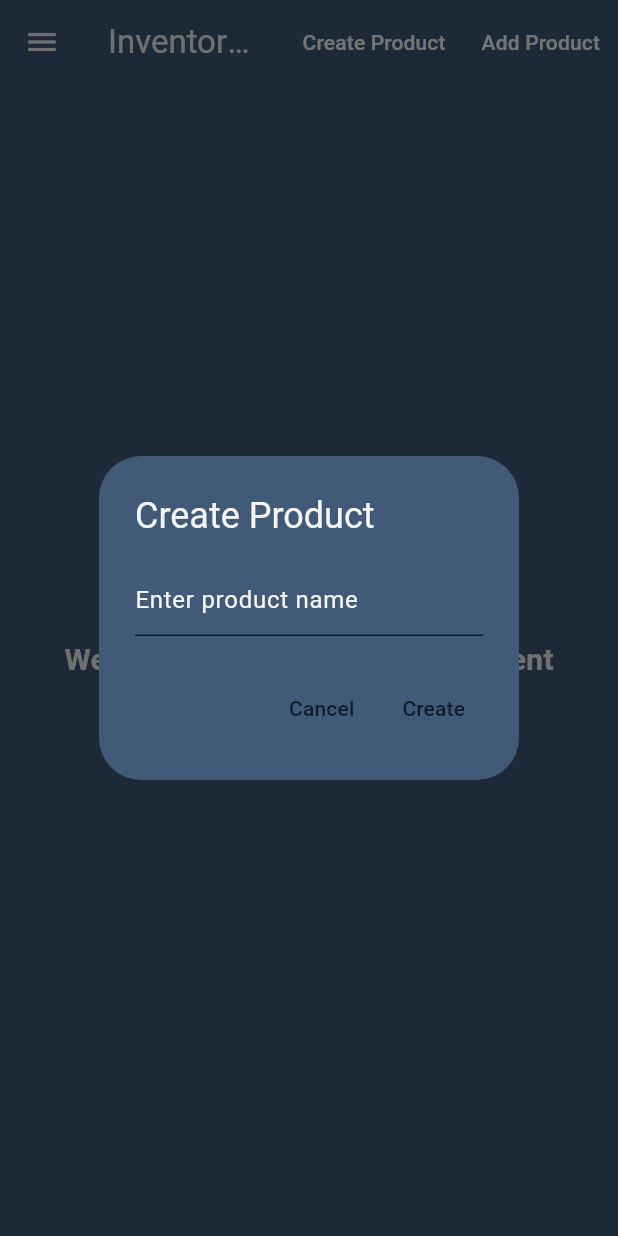
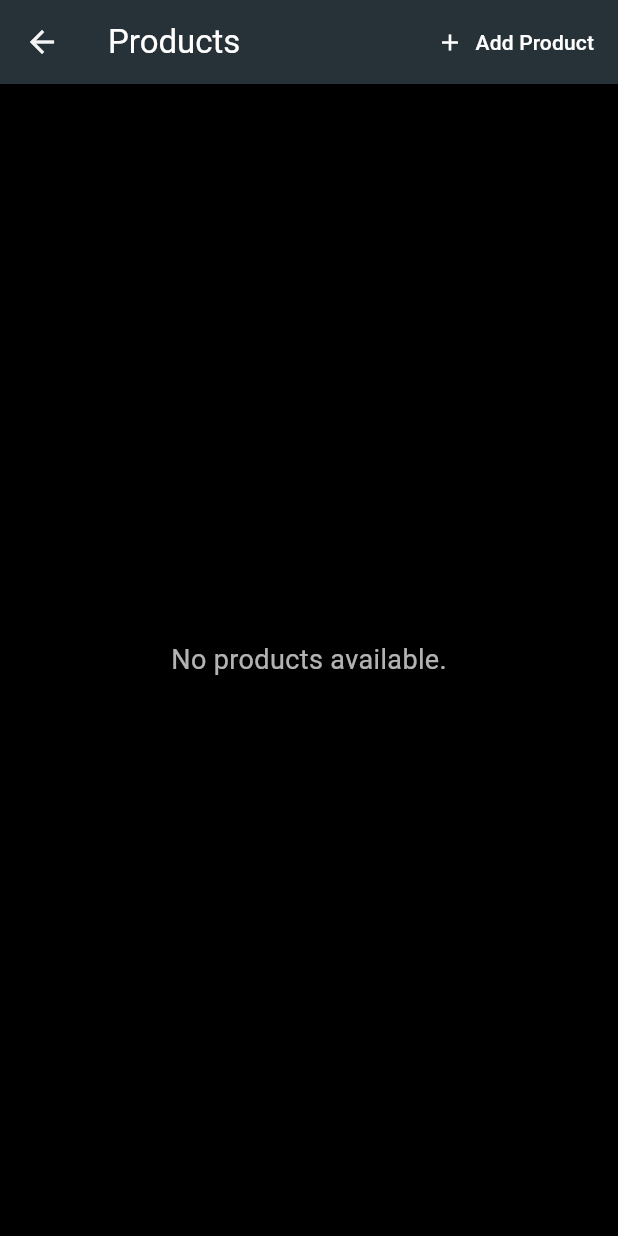
Before and after one commit to ParthTagalpallewar/Inventory_Management_Application, a Flutter app: the screen it shows after launch, after a tap on "Create Product", on a phone screen of 412 x 824 dp. Run offline on Flutter 3.47's test engine with Material 3 defaults, Android fonts, the phone set to English and light mode, and no system bars; our stand-ins replace get, sqflite_common_ffi; accounts and stored records are empty.

Commit message:
Create Products Screen Completed

```diff
--- a/lib/main.dart
+++ b/lib/main.dart
@@ -2,8 +2,11 @@ import 'package:flutter/material.dart';
 import 'package:get/get_navigation/get_navigation.dart';
 import 'package:inventory_management_software/res/colors.dart';
 import 'package:inventory_management_software/screens/inventory_management/inventory_screen.dart';
+import 'package:inventory_management_software/services/db/database_helper.dart';
 
-void main() {
+void main() async{
+  WidgetsFlutterBinding.ensureInitialized();
+  await DatabaseHelper.instance.database;
   runApp(const HomeScreen());
 }
 
@@ -13,6 +16,7 @@ class HomeScreen extends StatelessWidget {
   @override
   Widget build(BuildContext context) {
     return GetMaterialApp(
+      debugShowCheckedModeBanner: false,
       theme: appTheme,
       home:  InventoryScreen(),
     );
--- a/lib/screens/inventory_management/inventory_screen.dart
+++ b/lib/screens/inventory_management/inventory_screen.dart
@@ -1,6 +1,10 @@
 import 'package:flutter/material.dart';
+import 'package:get/get_core/src/get_main.dart';
 import 'package:inventory_management_software/res/colors.dart';
 import 'package:inventory_management_software/screens/app_drawer.dart';
+import 'package:get/get_navigation/get_navigation.dart';
+import 'package:inventory_management_software/screens/inventory_management/product_screen.dart';
+import 'package:inventory_management_software/screens/inventory_management/purchases.dart';
 
 class InventoryScreen extends StatelessWidget {
   final GlobalKey<ScaffoldState> _scaffoldKey = GlobalKey<ScaffoldState>();
@@ -20,15 +24,15 @@ class InventoryScreen extends StatelessWidget {
         actions: [
           TextButton(
             onPressed: () {
-              _showCreateProductDialog(context);
+              Get.to(() => ProductScreen());
             },
             child: const Text('Create Product', style: TextStyle(color: Colors.white)),
           ),
           TextButton(
             onPressed: () {
-              // Handle Add Product action
+              Get.to(() => PurchasesScreen());
             },
-            child: const Text('Add Product', style: TextStyle(color: Colors.white)),
+            child: const Text('Purchases', style: TextStyle(color: Colors.white)),
           ),
         ],
       ),
@@ -42,42 +46,5 @@ class InventoryScreen extends StatelessWidget {
     );
   }
 
-  void _showCreateProductDialog(BuildContext context) {
-    TextEditingController productController = TextEditingController();
 
-    showDialog(
-      context: context,
-      builder: (context) {
-        return AlertDialog(
-          title: const Text('Create Product'),
-          content: TextField(
-            controller: productController,
-            decoration: const InputDecoration(
-              hintText: 'Enter product name',
-            ),
-          ),
-          actions: [
-            TextButton(
-              onPressed: () {
-                Navigator.pop(context); // Close dialog
-              },
-              child: const Text('Cancel'),
-            ),
-            TextButton(
-              onPressed: () {
-                String productName = productController.text.trim();
-                if (productName.isNotEmpty) {
-
-
-
-                  Navigator.pop(context); // Close dialog
-                }
-              },
-              child: const Text('Create'),
-            ),
-          ],
-        );
-      },
-    );
-  }
 }
--- a/lib/services/db/database_helper.dart
+++ b/lib/services/db/database_helper.dart
@@ -29,6 +29,32 @@ class DatabaseHelper {
   }
 
   Future<void> _onCreate(Database db, int version) async {
+    await db.execute('''
+    CREATE TABLE products (
+      product_id INTEGER PRIMARY KEY AUTOINCREMENT,
+      product_name TEXT NOT NULL
+    )
+  ''');
 
+    await db.execute('''
+    CREATE TABLE purchases (
+      purchase_id INTEGER PRIMARY KEY AUTOINCREMENT,
+      product_id INTEGER NOT NULL,
+      purchase_price REAL NOT NULL,
+      distributor_name TEXT NOT NULL,
+      quantity INTEGER NOT NULL,
+      FOREIGN KEY (product_id) REFERENCES products(product_id) ON DELETE CASCADE
+    )
+  ''');
+
+    await db.execute('''
+    CREATE TABLE inventory (
+      inventory_id INTEGER PRIMARY KEY AUTOINCREMENT,
+      product_id INTEGER NOT NULL,
+      quantity INTEGER NOT NULL,
+      FOREIGN KEY (product_id) REFERENCES products(product_id) ON DELETE CASCADE
+    )
+  ''');
   }
+
 }
--- /dev/null
+++ b/lib/services/db/inventory_dao.dart
@@ -0,0 +1,41 @@
+import 'package:inventory_management_software/services/db/database_helper.dart';
+import 'package:sqflite_common_ffi/sqflite_ffi.dart';
+
+class InventoryDao {
+  final DatabaseHelper _dbHelper = DatabaseHelper.instance;
+
+  /// Add a new product
+  Future<int> addProduct(String productName) async {
+    final db = await _dbHelper.database;
+    return await db.insert('products', {'product_name': productName});
+  }
+
+  /// Get all products
+  Future<List<Map<String, dynamic>>> getProducts() async {
+    final db = await _dbHelper.database;
+    return await db.query('products');
+  }
+
+  /// Get a product by ID
+  Future<Map<String, dynamic>?> getProductById(int productId) async {
+    final db = await _dbHelper.database;
+    List<Map<String, dynamic>> result = await db.query(
+      'products',
+      where: 'product_id = ?',
+      whereArgs: [productId],
+    );
+    return result.isNotEmpty ? result.first : null;
+  }
+
+  Future<int> updateProduct(int id, String newName) async {
+    final db = await DatabaseHelper.instance.database;
+    return await db.update('products', {'product_name': newName},
+        where: 'product_id = ?', whereArgs: [id]);
+  }
+
+  Future<int> deleteProduct(int id) async {
+    final db = await DatabaseHelper.instance.database;
+    return await db.delete('products', where: 'product_id = ?', whereArgs: [id]);
+  }
+
+}
```
Also changed, not shown: lib/screens/inventory_management/product_screen.dart (added, +223 -0 lines), lib/screens/inventory_management/purchases.dart (added, +15 -0 lines).
